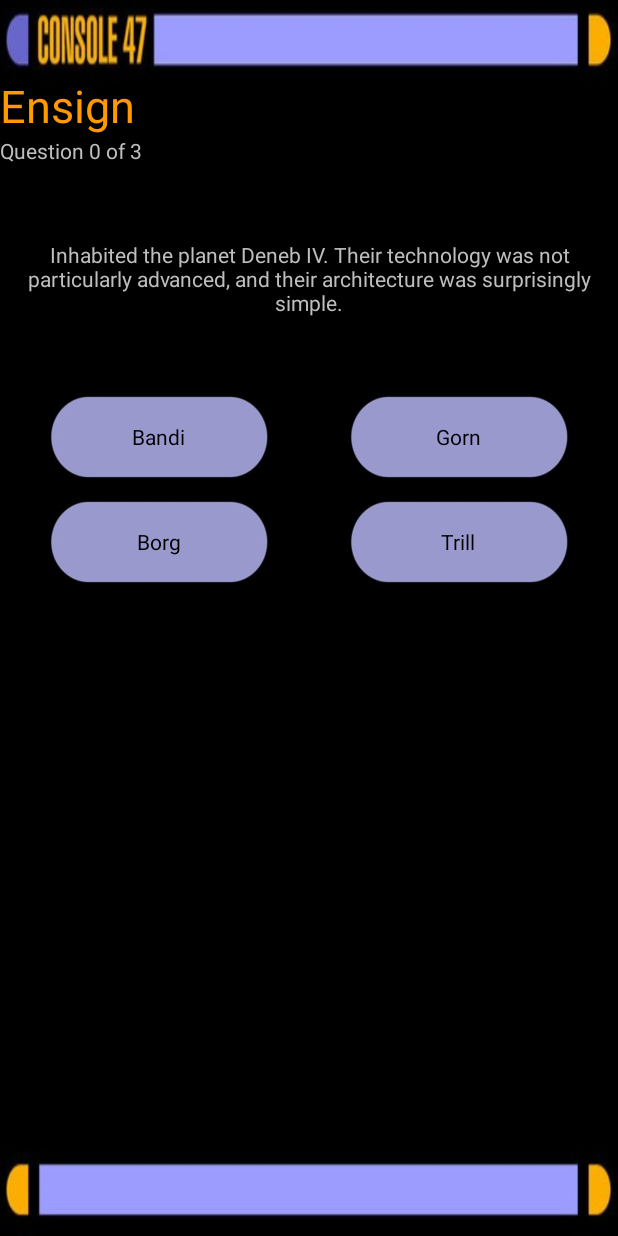
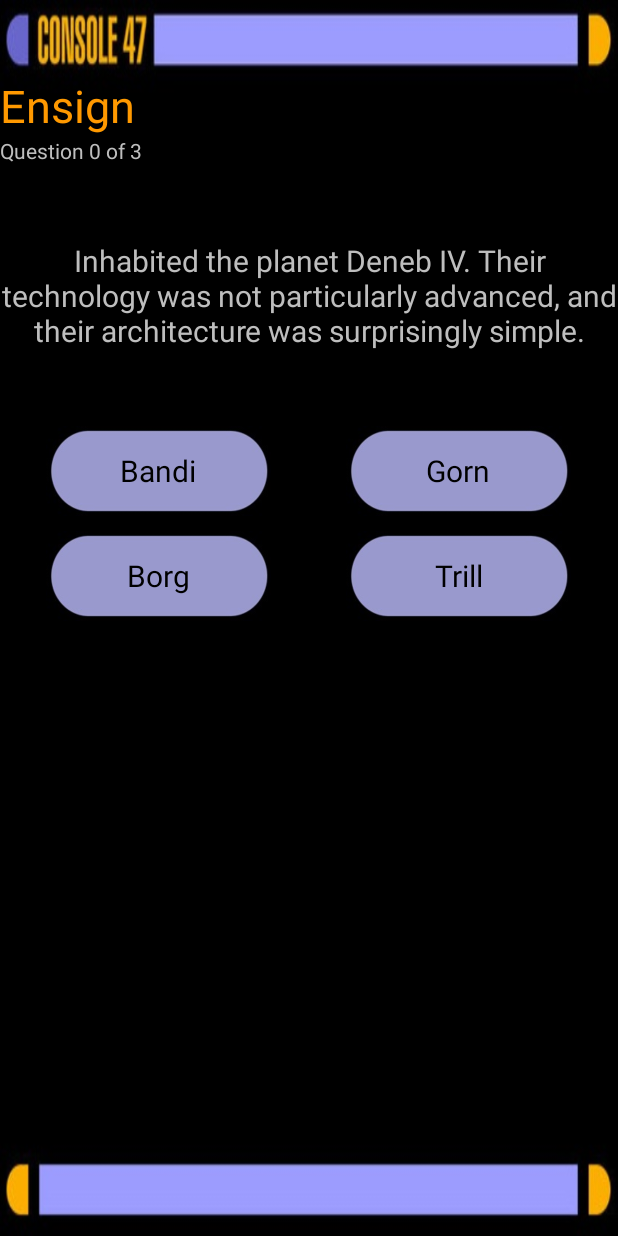
Before and after one commit to jaranvil/Android-Workspace, an Android app: the screen it shows after launch (QuizActivity), after a tap on "Start", on a phone screen of 412 x 824 dp. Run offline under Robolectric (Android 15) with nearby library versions, the phone set to English and light mode, and no system bars.

Commit message:
more work on star trek quiz

```diff
--- a/QuizGame/app/src/main/java/com/example/jared/quizgame/QuizActivity.java
+++ b/QuizGame/app/src/main/java/com/example/jared/quizgame/QuizActivity.java
@@ -1,10 +1,13 @@
 package com.example.jared.quizgame;
 
 import android.app.Activity;
+import android.content.Intent;
+import android.graphics.Color;
 import android.support.v7.app.AppCompatActivity;
 import android.os.Bundle;
 import android.view.Menu;
 import android.view.MenuItem;
+import android.view.View;
 import android.widget.Button;
 import android.widget.TextView;
 import android.widget.Toast;
@@ -29,6 +32,7 @@ public class QuizActivity extends Activity {
     private TextView tvDescription;
     private TextView tvName;
     private TextView tvQuestionCount;
+    private TextView tvResult;
     private Button btn1;
     private Button btn2;
     private Button btn3;
@@ -50,6 +54,7 @@ public class QuizActivity extends Activity {
         tvName = (TextView) findViewById(R.id.tvName);
         tvQuestionCount = (TextView) findViewById(R.id.tvQuestionCount);
         tvDescription = (TextView)findViewById(R.id.tvDescription);
+        tvResult = (TextView) findViewById(R.id.tvResult);
         btn1 = (Button) findViewById(R.id.btn1);
         btn2 = (Button) findViewById(R.id.btn2);
         btn3 = (Button) findViewById(R.id.btn3);
@@ -75,6 +80,29 @@ public class QuizActivity extends Activity {
         populateSpecies();
         shuffleMap(); // sets up questions<> and answers<> Lists
         nextQuestion();
+
+       setupListeners();
+
+    }
+
+    public void answer(String choice)
+    {
+        String result = "";
+        String answer = answers.get(question);
+
+        if (choice.equals(answers.get(question)))
+            result = "Success";
+        else {
+            result = "Wrong";
+        }
+
+
+        Intent i = new Intent("QuestionResult");//create intent object
+        Bundle extras = new Bundle();//create bundle object
+        extras.putString("RESULT", result);
+        extras.putString("ANSWER", answers.get(question));
+        i.putExtras(extras);
+        startActivityForResult(i, 1);
 
     }
 
@@ -181,4 +209,30 @@ public class QuizActivity extends Activity {
 
         return super.onOptionsItemSelected(item);
     }
+
+
+    public void setupListeners()
+    {
+        btn1.setOnClickListener(new View.OnClickListener() {
+            public void onClick(View v) {
+                answer(btn1.getText().toString());
+            }
+        });
+        btn2.setOnClickListener(new View.OnClickListener() {
+            public void onClick(View v) {
+                answer(btn2.getText().toString());
+            }
+        });
+        btn3.setOnClickListener(new View.OnClickListener() {
+            public void onClick(View v) {
+                answer(btn3.getText().toString());
+            }
+        });
+        btn4.setOnClickListener(new View.OnClickListener() {
+            public void onClick(View v) {
+                answer(btn4.getText().toString());
+            }
+        });
+    }
+
 }
--- a/QuizGame/app/src/main/res/layout/activity_quiz.xml
+++ b/QuizGame/app/src/main/res/layout/activity_quiz.xml
@@ -12,7 +12,6 @@
     <TextView
         android:layout_width="wrap_content"
         android:layout_height="wrap_content"
-        android:text="Ensign Jared"
         android:id="@+id/tvName"
         android:layout_gravity="left|center_horizontal"
         android:layout_marginTop="50sp"
@@ -22,7 +21,6 @@
     <TextView
         android:layout_width="wrap_content"
         android:layout_height="wrap_content"
-        android:text="Question 1 of 10"
         android:id="@+id/tvQuestionCount"
         android:layout_gravity="left|center_horizontal" />
 
@@ -33,7 +31,7 @@
         android:layout_gravity="center_horizontal"
         android:layout_marginTop="50sp"
         android:gravity="center"
-        android:text="orem Ipsum is simply dummy text of the printing and typesetting industry. Lorem Ipsum has been the industry&apos;s standard dummy text ever since the 1500s, when ..." />
+        android:textSize="20sp" />
 
     <LinearLayout
         android:orientation="horizontal"
@@ -48,13 +46,15 @@
             android:layout_height="60sp"
             android:id="@+id/btn1"
             android:layout_marginRight="50sp"
-            android:background="@drawable/button2" />
+            android:background="@drawable/button2"
+            android:textSize="20sp" />
 
         <Button
             android:layout_width="150sp"
             android:layout_height="60sp"
             android:id="@+id/btn2"
-            android:background="@drawable/button2" />
+            android:background="@drawable/button2"
+            android:textSize="20sp" />
     </LinearLayout>
 
     <LinearLayout
@@ -70,13 +70,26 @@
             android:layout_height="60sp"
             android:id="@+id/btn3"
             android:layout_marginRight="50sp"
-            android:background="@drawable/button2" />
+            android:background="@drawable/button2"
+            android:textSize="20sp" />
 
         <Button
             android:layout_width="150sp"
             android:layout_height="60sp"
             android:id="@+id/btn4"
-            android:background="@drawable/button2" />
+            android:background="@drawable/button2"
+            android:textSize="20sp" />
     </LinearLayout>
 
+    <TextView
+        android:layout_width="wrap_content"
+        android:layout_height="wrap_content"
+        android:text="Correct"
+        android:id="@+id/tvResult"
+        android:layout_gravity="center_horizontal"
+        android:textSize="25sp"
+        android:textColor="#00ff00"
+        android:layout_marginTop="25sp"
+        android:visibility="invisible" />
+
 </LinearLayout>
--- a/QuizGame/app/src/main/res/raw/data1.txt
+++ b/QuizGame/app/src/main/res/raw/data1.txt
@@ -1,7 +1,7 @@
 Ferengi:There culture is characterized by a mercantile obsession with profit and trade, and their constant efforts to swindle unwary customers into unfair deals
 Gorn:They first appear in the original series episode, "Arena". A humanoid reptilian species that appear hostile to humans.
 Human:Bipedal creature found on Earth
-Klingon:A humanoid warrior species became a close ally of humanity and the United Federation of Planets in Star Trek: The Next Generation.
+Klingon:A humanoid warrior species became a close ally of humanity and the United Federation of Planets in Star Trek The Next Generation.
 Romulan:Generally depicted as antagonists, and are usually at war with or in an tenuous truce with the United Federation of Planets. On extremely rare occasions, they have allied with the Federation.
 Trill:A small percentage of the there population co-existed with a sentient symbiotic organism known as a symbiont inside their bodies.
 Valtese:They shared ancestry with the Kriosians but were, by 2368, less sentimental as a culture. The races do share a dark-spotted skin pattern along the hairline and down the neck and spine.
@@ -10,7 +10,7 @@ Andorian:Blue-skinned with white or silver hair, with a higher metabolic rate th
 Bandi:Inhabited the planet Deneb IV. Their technology was not particularly advanced, and their architecture was surprisingly simple.
 Borg:"...the ultimate user. They're unlike any threat your Federation has ever faced." – Q, 2365
 Bajoran:One of the oldest and richest cultures in the quadrant, though in the 24th century, they suffered greatly at the hands of the Cardassian Union.
-Cardassian:Played a key role in the storyline of the series, Star Trek: Deep Space Nine, as allies of the Dominion in the Dominion War.
+Cardassian:Played a key role in the storyline of the series, Star Trek Deep Space Nine, as allies of the Dominion in the Dominion War.
 Devore:A militaristic and highly xenophobic culture; all outsiders were labeled as "gaharey" and subjected to meticulous inspections while within their space.
 Species 8472:A tripedal and apparently highly xenophobic non-humanoid species. Originates from a dimension called fluidic space, accessible by quantum singularities
 Ventu:They are related to the Ledosians, who believe them to be representative of their evolutionary precursors. They have no spoken or written language and communicate through signs.
--- a/QuizGame/app/src/main/res/values/strings.xml
+++ b/QuizGame/app/src/main/res/values/strings.xml
@@ -8,4 +8,5 @@
     <string name="your_name">Your Name</string>
     <string name="start">Start</string>
     <string name="title_activity_quiz">QuizActivity</string>
+    <string name="title_activity_question_result">QuestionResult</string>
 </resources>
```
Also changed, not shown: QuizGame/app/src/main/AndroidManifest.xml (+12 -2 lines), QuizGame/app/src/main/java/com/example/jared/quizgame/QuestionResult.java (added, +60 -0 lines), QuizGame/app/src/main/res/layout/activity_question_result.xml (added, +36 -0 lines), QuizGame/app/src/main/res/menu/menu_question_result.xml (added, +7 -0 lines).
